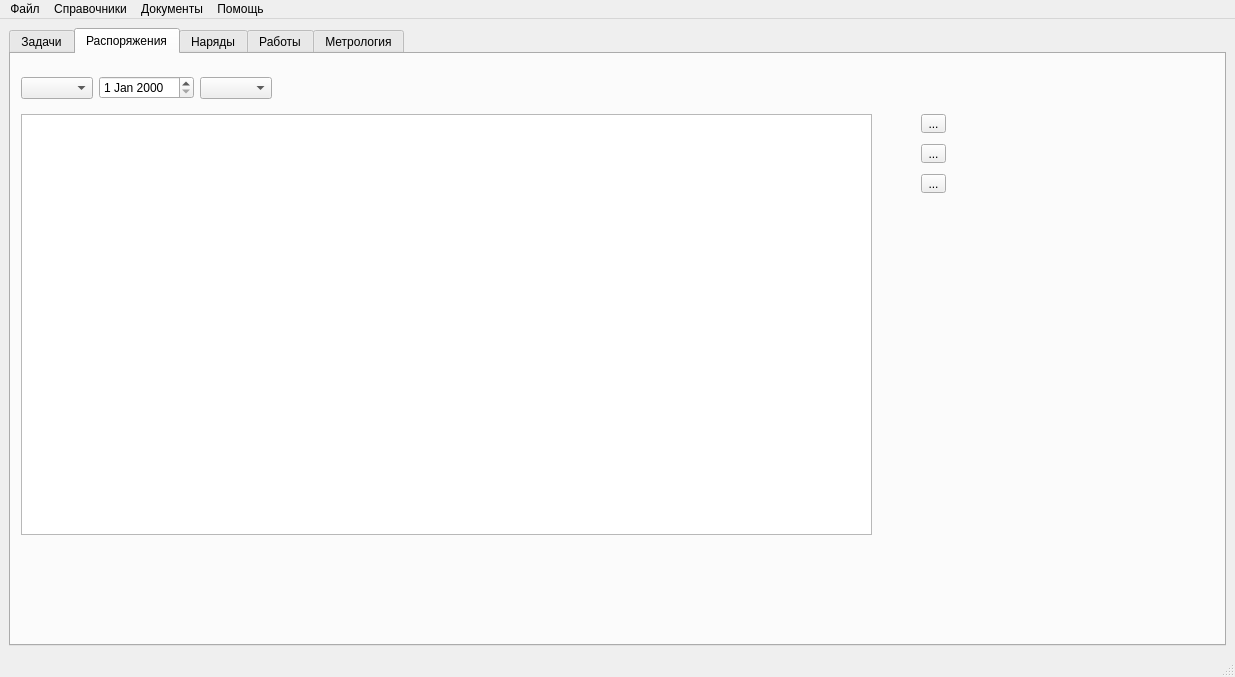
The window that mainwindow.ui (Balyaev-D-A/MFDB) describes before a commit, drawn with Qt 5.
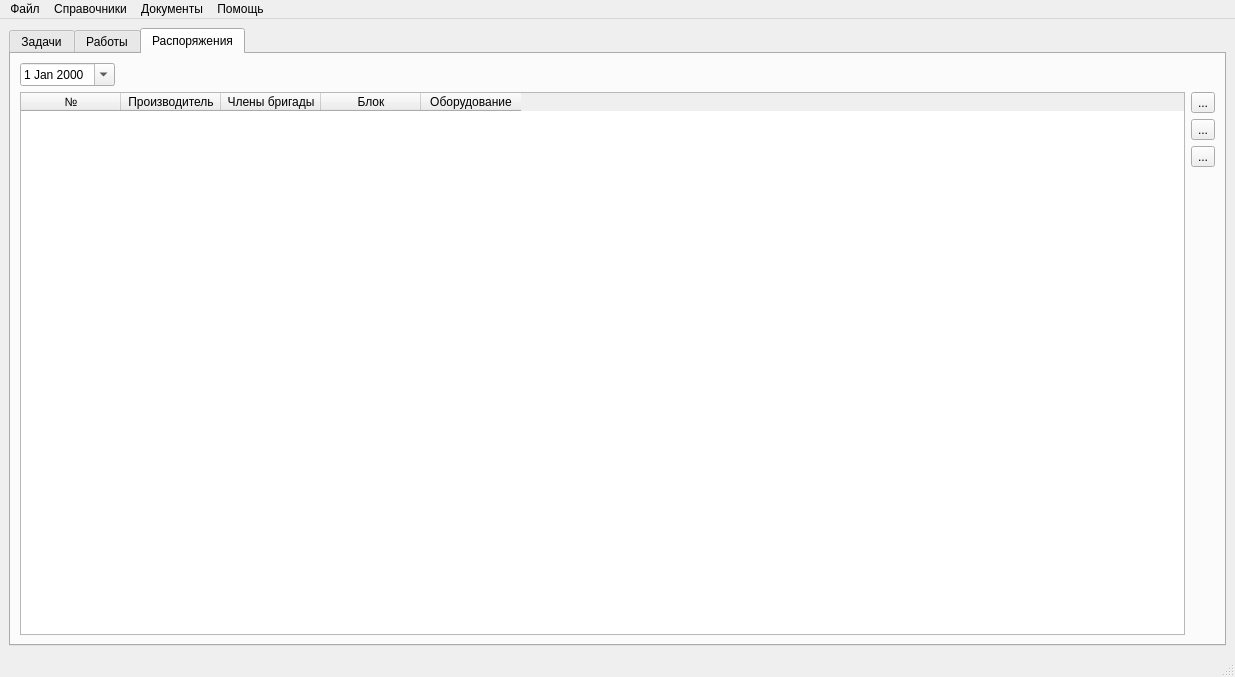
The same window after the commit. The open tabs and pages were chosen to show the change. Icons and pictures are not drawn.

What changed in the file:
```diff
--- a/mainwindow.ui
+++ b/mainwindow.ui
@@ -148,108 +148,138 @@
         </item>
        </layout>
       </widget>
-      <widget class="QWidget" name="rasp_tab">
-       <attribute name="title">
-        <string>Распоряжения</string>
-       </attribute>
-       <widget class="QTableWidget" name="tableWidget_2">
-        <property name="geometry">
-         <rect>
-          <x>10</x>
-          <y>60</y>
-          <width>851</width>
-          <height>421</height>
-         </rect>
-        </property>
-       </widget>
-       <widget class="QToolButton" name="toolButton_3">
-        <property name="geometry">
-         <rect>
-          <x>910</x>
-          <y>60</y>
-          <width>25</width>
-          <height>19</height>
-         </rect>
-        </property>
-        <property name="text">
-         <string>...</string>
-        </property>
-       </widget>
-       <widget class="QToolButton" name="toolButton_4">
-        <property name="geometry">
-         <rect>
-          <x>910</x>
-          <y>90</y>
-          <width>25</width>
-          <height>19</height>
-         </rect>
-        </property>
-        <property name="text">
-         <string>...</string>
-        </property>
-       </widget>
-       <widget class="QToolButton" name="toolButton_5">
-        <property name="geometry">
-         <rect>
-          <x>910</x>
-          <y>120</y>
-          <width>25</width>
-          <height>19</height>
-         </rect>
-        </property>
-        <property name="text">
-         <string>...</string>
-        </property>
-       </widget>
-       <widget class="QWidget" name="layoutWidget">
-        <property name="geometry">
-         <rect>
-          <x>10</x>
-          <y>20</y>
-          <width>275</width>
-          <height>28</height>
-         </rect>
-        </property>
-        <layout class="QHBoxLayout" name="horizontalLayout_4">
-         <item>
-          <widget class="QComboBox" name="comboBox"/>
-         </item>
-         <item>
-          <widget class="QDateEdit" name="dateEdit_2"/>
-         </item>
-         <item>
-          <widget class="QComboBox" name="comboBox_2"/>
-         </item>
-         <item>
-          <spacer name="horizontalSpacer_2">
-           <property name="orientation">
-            <enum>Qt::Horizontal</enum>
-           </property>
-           <property name="sizeHint" stdset="0">
-            <size>
-             <width>40</width>
-             <height>20</height>
-            </size>
-           </property>
-          </spacer>
-         </item>
-        </layout>
-       </widget>
-      </widget>
-      <widget class="QWidget" name="nar_tab">
-       <attribute name="title">
-        <string>Наряды</string>
-       </attribute>
-      </widget>
       <widget class="QWidget" name="tab">
        <attribute name="title">
         <string>Работы</string>
        </attribute>
       </widget>
-      <widget class="QWidget" name="tab_2">
+      <widget class="QWidget" name="rasp_tab">
        <attribute name="title">
-        <string>Метрология</string>
+        <string>Распоряжения</string>
        </attribute>
+       <layout class="QVBoxLayout" name="verticalLayout_4">
+        <item>
+         <layout class="QHBoxLayout" name="horizontalLayout_4">
+          <item>
+           <widget class="QDateEdit" name="raspDateEdit">
+            <property name="calendarPopup">
+             <bool>true</bool>
+            </property>
+           </widget>
+          </item>
+          <item>
+           <spacer name="horizontalSpacer_2">
+            <property name="orientation">
+             <enum>Qt::Horizontal</enum>
+            </property>
+            <property name="sizeHint" stdset="0">
+             <size>
+              <width>40</width>
+              <height>20</height>
+             </size>
+            </property>
+           </spacer>
+          </item>
+         </layout>
+        </item>
+        <item>
+         <layout class="QHBoxLayout" name="horizontalLayout_5">
+          <item>
+           <widget class="QTableWidget" name="raspTable">
+            <column>
+             <property name="text">
+              <string>№</string>
+             </property>
+            </column>
+            <column>
+             <property name="text">
+              <string>Производитель</string>
+             </property>
+            </column>
+            <column>
+             <property name="text">
+              <string>Члены бригады</string>
+             </property>
+            </column>
+            <column>
+             <property name="text">
+              <string>Блок</string>
+             </property>
+            </column>
+            <column>
+             <property name="text">
+              <string>Оборудование</string>
+             </property>
+            </column>
+           </widget>
+          </item>
+          <item>
+           <layout class="QVBoxLayout" name="verticalLayout_3">
+            <item>
+             <widget class="QToolButton" name="addRaspButton">
+              <property name="text">
+               <string>...</string>
+              </property>
+              <property name="icon">
+               <iconset resource="resource.qrc">
+                <normaloff>:/icons/icons/add.png</normaloff>:/icons/icons/add.png</iconset>
+              </property>
+              <property name="iconSize">
+               <size>
+                <width>32</width>
+                <height>32</height>
+               </size>
+              </property>
+             </widget>
+            </item>
+            <item>
+             <widget class="QToolButton" name="editRaspButton">
+              <property name="text">
+               <string>...</string>
+              </property>
+              <property name="iconSize">
+               <size>
+                <width>32</width>
+                <height>32</height>
+               </size>
+              </property>
+             </widget>
+            </item>
+            <item>
+             <widget class="QToolButton" name="deleteRaspButton">
+              <property name="text">
+               <string>...</string>
+              </property>
+              <property name="icon">
+               <iconset resource="resource.qrc">
+                <normaloff>:/icons/icons/delete.png</normaloff>:/icons/icons/delete.png</iconset>
+              </property>
+              <property name="iconSize">
+               <size>
+                <width>32</width>
+                <height>32</height>
+               </size>
+              </property>
+             </widget>
+            </item>
+            <item>
+             <spacer name="verticalSpacer_2">
+              <property name="orientation">
+               <enum>Qt::Vertical</enum>
+              </property>
+              <property name="sizeHint" stdset="0">
+               <size>
+                <width>20</width>
+                <height>40</height>
+               </size>
+              </property>
+             </spacer>
+            </item>
+           </layout>
+          </item>
+         </layout>
+        </item>
+       </layout>
       </widget>
      </widget>
     </item>
```
Left out of the diff: 13 changed lines with no effect on the pictures.
